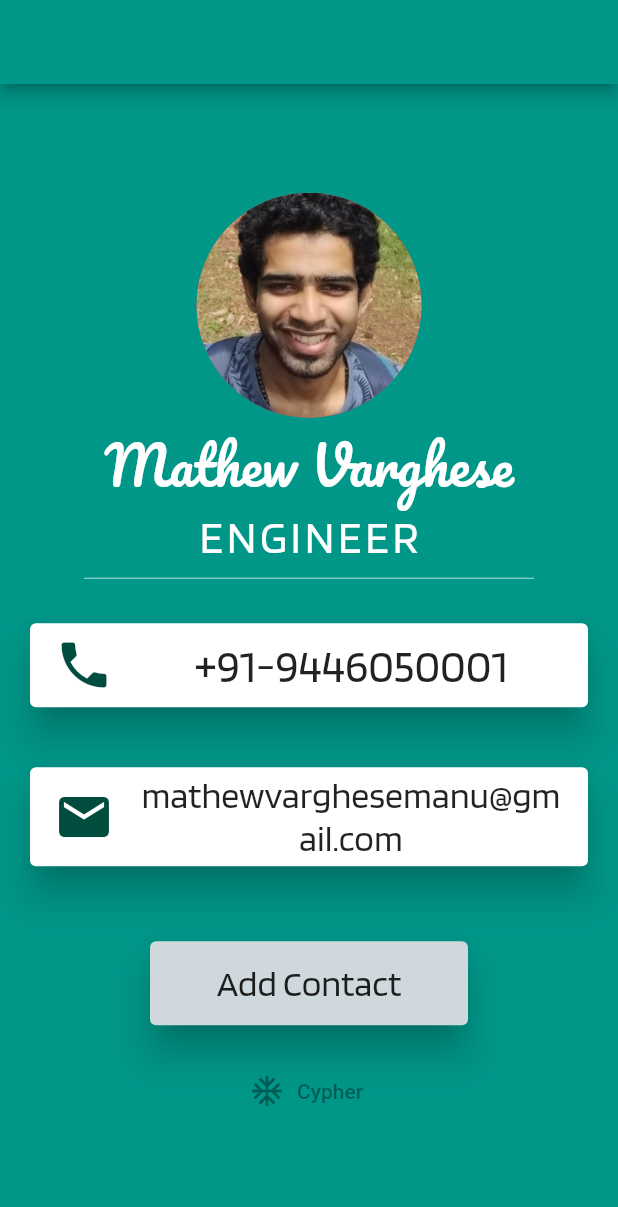
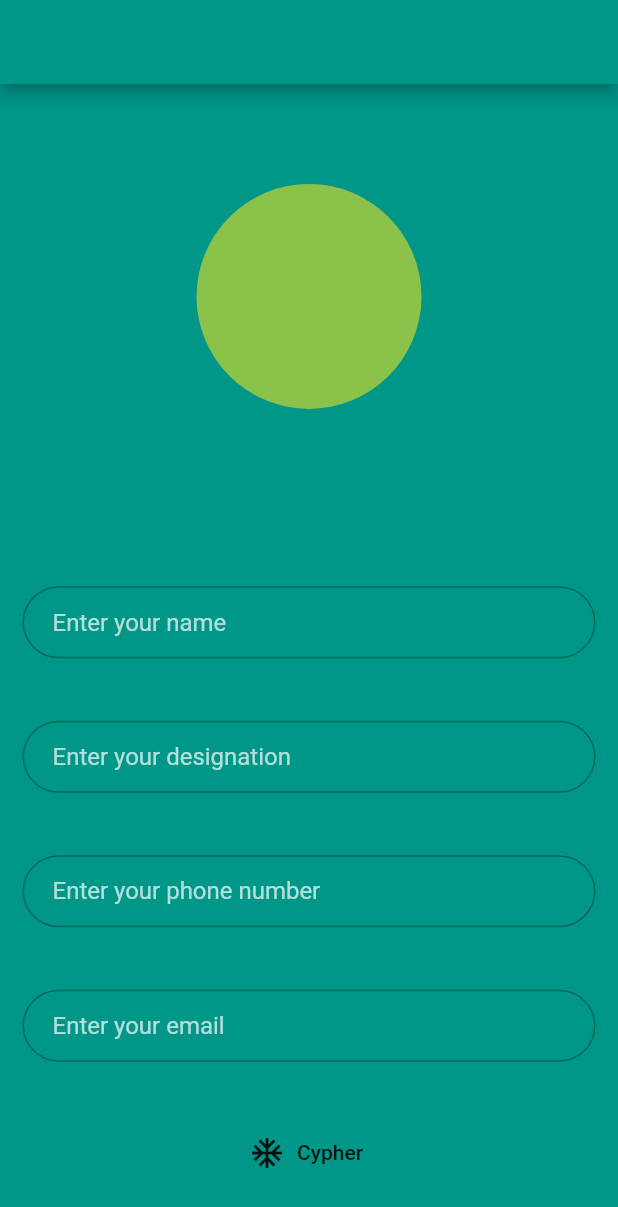
Before and after one commit to mathewvarghesemanu/Contacts-mate, a Flutter app: the screen it shows after launch, on a phone screen of 412 x 824 dp. Shown: the top 1207 px of the screen. Run offline on Flutter 3.47's test engine with Material 2 defaults, Android fonts, the phone set to English and light mode, and no system bars; our stand-ins replace image_picker.

Commit message:
image added

```diff
--- /dev/null
+++ b/lib/AddScreen.dart
@@ -0,0 +1,120 @@
+import 'package:flutter/material.dart';
+import 'Current_user.dart';
+import 'package:business_card/HomeScreen.dart';
+import 'package:image_picker/image_picker.dart';
+
+var newvar;
+
+class AddScreen extends StatelessWidget {
+  final String id = 'AddScreen';
+
+  @override
+  Widget build(BuildContext context) {
+    return AddaScreen();
+  }
+}
+
+class AddaScreen extends StatefulWidget {
+  @override
+  _AddaScreenState createState() => _AddaScreenState();
+}
+
+class _AddaScreenState extends State<AddaScreen> {
+  final user = CurrentUser();
+  final newuser = NewUser();
+  @override
+  Widget build(BuildContext context) {
+    return MaterialApp(
+        home: Scaffold(
+      backgroundColor: Colors.teal,
+      appBar: AppBar(
+        backgroundColor: Colors.teal,
+      ),
+      body: SafeArea(
+        child: Column(
+          mainAxisAlignment: MainAxisAlignment.spaceEvenly,
+          crossAxisAlignment: CrossAxisAlignment.center,
+          children: <Widget>[
+            Padding(
+              padding: const EdgeInsets.all(35.0),
+              child: CircleAvatar(
+                radius: 75.0,
+                backgroundColor: Colors.lightGreen,
+              ),
+            ),
+            SizedBox(
+              height: 15,
+            ),
+            new textfields(newarg: 'name', newuser: newuser),
+            new textfields(newarg: 'designation', newuser: newuser),
+            new textfields(newarg: 'phone number', newuser: newuser),
+            new textfields(newarg: 'email', newuser: newuser),
+            FlatButton.icon(
+              onPressed: () {
+                print(newuser.name);
+              },
+              icon: Icon(
+                Icons.ac_unit,
+              ),
+              label: Text('Cypher'),
+            ),
+          ],
+        ),
+      ),
+    ));
+  }
+}
+
+class textfields extends StatefulWidget {
+  textfields({this.newarg, this.newuser});
+  final newarg;
+  NewUser newuser;
+  @override
+  _textfieldsState createState() => _textfieldsState();
+}
+
+class _textfieldsState extends State<textfields> {
+  @override
+  Widget build(BuildContext context) {
+    return Padding(
+      padding: const EdgeInsets.symmetric(horizontal: 15, vertical: 5),
+      child: TextField(
+        style: TextStyle(color: Colors.white),
+        onChanged: (value) {
+          switch (widget.newarg) {
+            case 'name':
+              widget.newuser.name = value;
+              break;
+            case 'designation':
+              widget.newuser.designation = value;
+              break;
+            case 'phone number':
+              widget.newuser.phone = value;
+              break;
+            case 'email':
+              widget.newuser.email = value;
+              break;
+          }
+        },
+        decoration: InputDecoration(
+          focusColor: Colors.white,
+          hintText: 'Enter your ' + widget.newarg,
+          hintStyle: TextStyle(color: Colors.white70),
+          contentPadding:
+              EdgeInsets.symmetric(vertical: 10.0, horizontal: 20.0),
+          border: OutlineInputBorder(
+            borderRadius: BorderRadius.all(Radius.circular(32.0)),
+          ),
+          enabledBorder: OutlineInputBorder(
+            borderSide: BorderSide(color: Colors.teal[800], width: 1.0),
+            borderRadius: BorderRadius.all(Radius.circular(32.0)),
+          ),
+          focusedBorder: OutlineInputBorder(
+            borderSide: BorderSide(color: Colors.teal[900], width: 2.0),
+            borderRadius: BorderRadius.all(Radius.circular(32.0)),
+          ),
+        ),
+      ),
+    );
+  }
+}
--- /dev/null
+++ b/lib/Current_user.dart
@@ -0,0 +1,14 @@
+class CurrentUser {
+  String name = 'Mathew Varghese';
+  String designation = 'Engineer';
+
+  String phone = '+91-9446050001';
+  String email = 'mathewvarghesemanu@gmail.com';
+}
+
+class NewUser {
+  String name;
+  String designation;
+  String phone;
+  String email;
+}
--- a/lib/main.dart
+++ b/lib/main.dart
@@ -1,123 +1,15 @@
 import 'package:flutter/material.dart';
 import 'package:flutter/services.dart';
+import 'package:business_card/HomeScreen.dart';
+import 'package:business_card/AddScreen.dart';
 
 void main() {
   SystemChrome.setPreferredOrientations([DeviceOrientation.portraitUp]);
-  runApp(MyApp());
+  runApp(MaterialApp(
+    initialRoute: AddScreen().id,
+    routes: {
+      HomeScreen().id: (context) => HomeScreen(),
+      AddScreen().id: (context) => AddScreen(),
+    },
+  ));
 }
-
-class MyApp extends StatelessWidget {
-  @override
-  Widget build(BuildContext context) {
-    return MaterialApp(
-        home: Scaffold(
-      backgroundColor: Colors.teal,
-      appBar: AppBar(
-        backgroundColor: Colors.teal,
-      ),
-      body: SafeArea(
-        child: Column(
-          mainAxisAlignment: MainAxisAlignment.center,
-          children: <Widget>[
-            CircleAvatar(
-              radius: 75.0,
-              backgroundColor: Colors.redAccent,
-              backgroundImage: AssetImage('img/Mathew Varghese.jpg'),
-            ),
-            Text(
-              'Mathew Varghese',
-              style: TextStyle(
-                fontFamily: 'Pacifico',
-                fontSize: 35.0,
-                color: Colors.white,
-                fontWeight: FontWeight.normal,
-              ),
-            ),
-            Text(
-              'ENGINEER',
-              style: TextStyle(
-                  fontFamily: 'Blinker',
-                  fontSize: 30,
-                  color: Colors.white,
-                  letterSpacing: 2.5),
-            ),
-            SizedBox(
-              height: 20,
-              width: 300,
-              child: Divider(
-                height: 2,
-                color: Colors.teal[100],
-              ),
-            ),
-            Card(
-              elevation: 10,
-              color: Colors.white,
-              margin: EdgeInsets.symmetric(vertical: 20, horizontal: 20),
-              child: ListTile(
-                leading: Icon(
-                  Icons.phone,
-                  color: Colors.teal[900],
-                  size: 40,
-                ),
-                title: Text(
-                  '+91-9446050001',
-                  textAlign: TextAlign.center,
-                  style: TextStyle(
-                    fontFamily: 'Blinker',
-                    fontSize: 30,
-                  ),
-                ),
-              ),
-            ),
-            Card(
-              elevation: 10,
-              color: Colors.white,
-              margin: EdgeInsets.symmetric(vertical: 20, horizontal: 20),
-              child: ListTile(
-                leading: Icon(
-                  Icons.mail,
-                  color: Colors.teal[900],
-                  size: 40,
-                ),
-                title: Text(
-                  'mathewvarghesemanu@gmail.com',
-                  textAlign: TextAlign.center,
-                  style: TextStyle(
-                    fontFamily: 'Blinker',
-                    fontSize: 24,
-                  ),
-                ),
-              ),
-            ),
-            SizedBox(
-              height: 10,
-            ),
-            Card(
-              elevation: 10,
-              color: Colors.blueGrey[100],
-              margin: EdgeInsets.symmetric(vertical: 20, horizontal: 100),
-              child: ListTile(
-                title: Text(
-                  'Add Contact',
-                  textAlign: TextAlign.center,
-                  style: TextStyle(
-                    fontFamily: 'Blinker',
-                    color: Colors.black87,
-                    fontSize: 24,
-                  ),
-                ),
-              ),
-            ),
-            FlatButton.icon(
-              onPressed: null,
-              icon: Icon(
-                Icons.ac_unit,
-              ),
-              label: Text('Cypher'),
-            ),
-          ],
-        ),
-      ),
-    ));
-  }
-}
--- a/pubspec.yaml
+++ b/pubspec.yaml
@@ -19,6 +19,7 @@ environment:
 dependencies:
   flutter:
     sdk: flutter
+  image_picker: ^0.6.1+4
 
   # The following adds the Cupertino Icons font to your application.
   # Use with the CupertinoIcons class for iOS style icons.
```
Also changed, not shown: lib/HomeScreen.dart (added, +134 -0 lines), lib/getimage.dart (added, +7 -0 lines), pubspec.lock, 2 other files.
